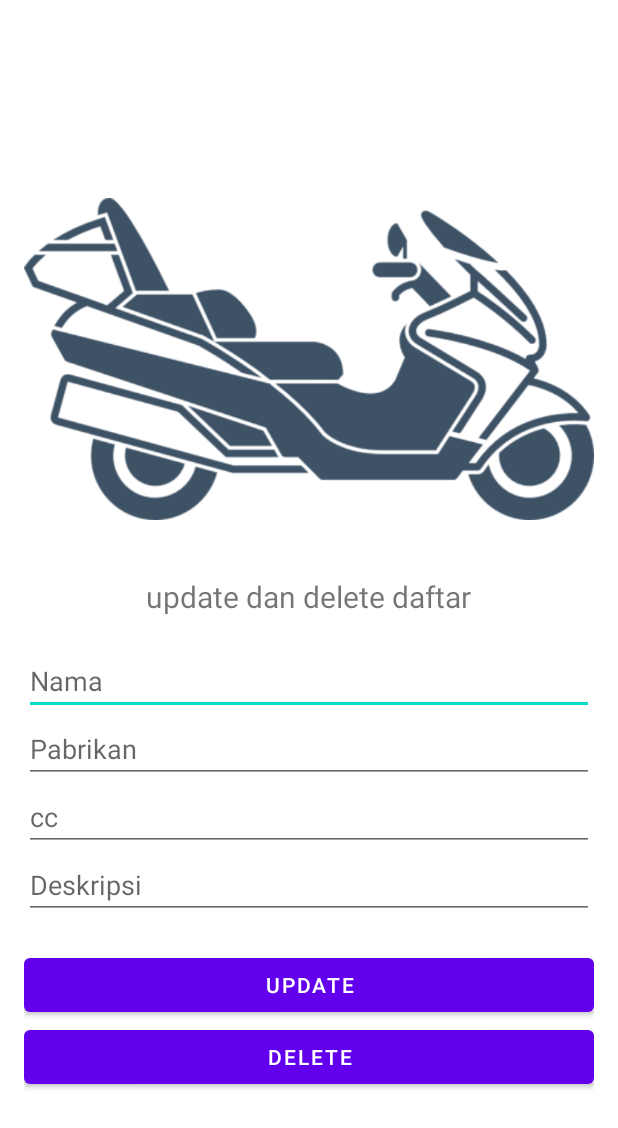
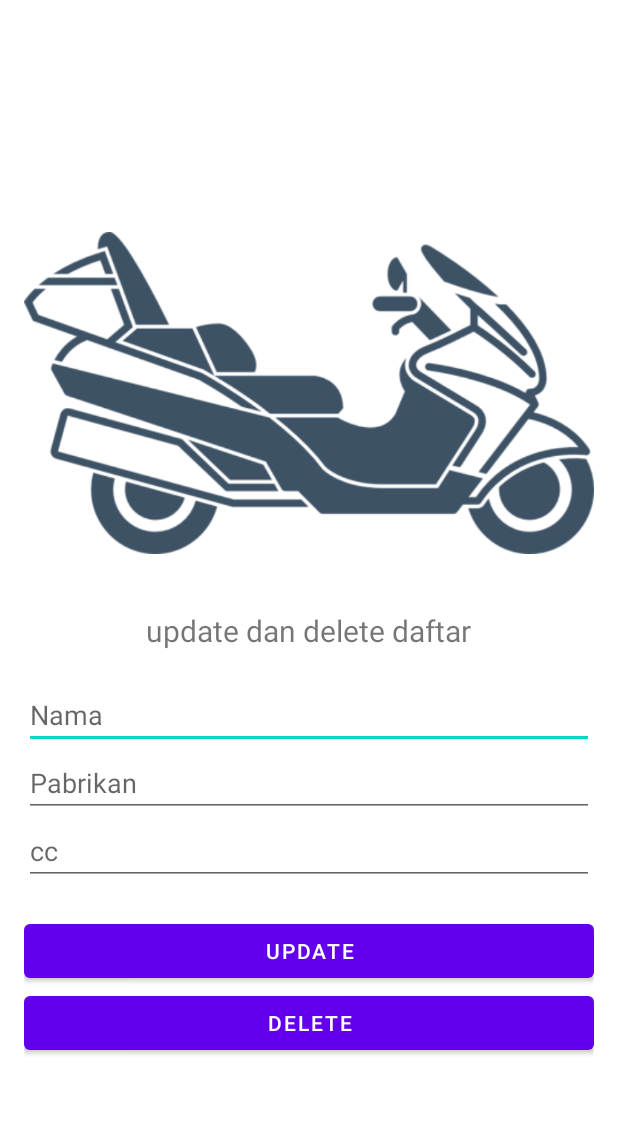
Before and after one commit to Zaint305/1818087-33-Aplikasi-otomotif, an Android app: the MainUpdel screen opened directly, with no data from a screen before it, on a phone screen of 412 x 824 dp. Shown: the top 1128 px of the screen. Run offline under Robolectric (Android 15) with nearby library versions, the phone set to English and light mode, and no system bars.

Commit message:
last of changes done

```diff
--- a/app/src/main/java/com/example/aplikasiotomotif/CustomListAdapter.java
+++ b/app/src/main/java/com/example/aplikasiotomotif/CustomListAdapter.java
@@ -43,12 +43,10 @@ public class CustomListAdapter extends BaseAdapter {
         TextView nama = (TextView) convertView.findViewById(R.id.text_nama);
         TextView pabrikan = (TextView) convertView.findViewById(R.id.text_pab);
         TextView cc = (TextView) convertView.findViewById(R.id.text_cc);
-        TextView deskripsi = (TextView) convertView.findViewById(R.id.text_deskripsi);
         otomotif o = movieItems.get(position);
         nama.setText("Nama : "+ o.get_nama());
         pabrikan.setText("Pabrikan : "+ o.get_pabrik());
         cc.setText("cc : "+ o.get_cc());
-        deskripsi.setText("Deskripsi : "+ o.get_deskrip());
         return convertView;
     }
 }
--- a/app/src/main/java/com/example/aplikasiotomotif/MainRead.java
+++ b/app/src/main/java/com/example/aplikasiotomotif/MainRead.java
@@ -32,7 +32,6 @@ public class MainRead extends AppCompatActivity implements
             judulModel.set_nama(cn.get_nama());
             judulModel.set_pabrik(cn.get_pabrik());
             judulModel.set_cc(cn.get_cc());
-            judulModel.set_deskrip(cn.get_deskrip());
             ListOtomotif.add(judulModel);
             if ((ListOtomotif.isEmpty()))
                 Toast.makeText(MainRead.this, "Tidak ada data",
@@ -49,13 +48,11 @@ public class MainRead extends AppCompatActivity implements
         String Snama = obj_itemDetails.get_nama();
         String Spabrikan = obj_itemDetails.get_pabrik();
         String Scc = obj_itemDetails.get_cc();
-        String Sdeskripsi = obj_itemDetails.get_deskrip();
         Intent goUpdel = new Intent(MainRead.this, MainUpdel.class);
         goUpdel.putExtra("Iid", Sid);
         goUpdel.putExtra("Inama", Snama);
         goUpdel.putExtra("Ipabrikan", Spabrikan);
         goUpdel.putExtra("Icc", Scc);
-        goUpdel.putExtra("Ideskripsi", Sdeskripsi);
         startActivity(goUpdel);
     }
     @Override
@@ -70,7 +67,6 @@ public class MainRead extends AppCompatActivity implements
             judulModel.set_nama(cn.get_nama());
             judulModel.set_pabrik(cn.get_pabrik());
             judulModel.set_cc(cn.get_cc());
-            judulModel.set_deskrip(cn.get_deskrip());
             ListOtomotif.add(judulModel);
             if ((ListOtomotif.isEmpty()))
                 Toast.makeText(MainRead.this, "Tidak ada data",
--- a/app/src/main/java/com/example/aplikasiotomotif/MainUpdel.java
+++ b/app/src/main/java/com/example/aplikasiotomotif/MainUpdel.java
@@ -8,8 +8,8 @@ import android.widget.EditText;
 import android.widget.Toast;
 public class MainUpdel extends AppCompatActivity {
     private MyDatabase db;
-    private String Sid, Snama, Spabrikan, Scc, Sdeskripsi;
-    private EditText Enama, Epabrikan, Ecc, Edeskripsi;
+    private String Sid, Snama, Spabrikan, Scc;
+    private EditText Enama, Epabrikan, Ecc;
     @Override
     protected void onCreate(Bundle savedInstanceState) {
         super.onCreate(savedInstanceState);
@@ -20,15 +20,12 @@ public class MainUpdel extends AppCompatActivity {
         Snama = i.getStringExtra("Inama");
         Spabrikan = i.getStringExtra("Ipabrikan");
         Scc = i.getStringExtra("Icc");
-        Sdeskripsi = i.getStringExtra("Ideskripsi");
         Enama = (EditText) findViewById(R.id.updel_nama);
         Epabrikan = (EditText) findViewById(R.id.updel_pabrikan);
         Ecc = (EditText) findViewById(R.id.updel_cc);
-        Edeskripsi = (EditText) findViewById(R.id.updel_deskripsi);
         Enama.setText(Snama);
         Epabrikan.setText(Spabrikan);
         Ecc.setText(Scc);
-        Edeskripsi.setText(Sdeskripsi);
         Button btnUpdate = (Button) findViewById(R.id.btn_up);
         btnUpdate.setOnClickListener(new View.OnClickListener() {
             @Override
@@ -36,7 +33,6 @@ public class MainUpdel extends AppCompatActivity {
                 Snama = String.valueOf(Enama.getText());
                 Spabrikan = String.valueOf(Epabrikan.getText());
                 Scc = String.valueOf(Ecc.getText());
-                Sdeskripsi = String.valueOf(Edeskripsi.getText());
                 if (Snama.equals("")){
                     Enama.requestFocus();
                     Toast.makeText(MainUpdel.this, "Silahkan isi nama",
@@ -51,13 +47,8 @@ public class MainUpdel extends AppCompatActivity {
                     Toast.makeText(MainUpdel.this, "Silahkan isi cc",
                             Toast.LENGTH_SHORT).show();
                 }
-                else if (Sdeskripsi.equals("")){
-                    Edeskripsi.requestFocus();
-                    Toast.makeText(MainUpdel.this, "Silahkan isi Deskripsi",
-                            Toast.LENGTH_SHORT).show();
-                }
                 else {
-                    db.UpdateOtomotif(new otomotif(Sid, Snama, Spabrikan, Scc, Sdeskripsi));
+                    db.UpdateOtomotif(new otomotif(Sid, Snama, Spabrikan, Scc));
                     Toast.makeText(MainUpdel.this, "Data telah diupdate",
                             Toast.LENGTH_SHORT).show();
                     finish();
@@ -68,7 +59,7 @@ public class MainUpdel extends AppCompatActivity {
         btnDelete.setOnClickListener(new View.OnClickListener() {
             @Override
             public void onClick(View view) {
-                db.DeleteOtomotif(new otomotif(Sid, Snama, Spabrikan, Scc, Sdeskripsi));
+                db.DeleteOtomotif(new otomotif(Sid, Snama, Spabrikan, Scc));
                 Toast.makeText(MainUpdel.this, "Data telah dihapus",
                         Toast.LENGTH_SHORT).show();
                 finish();
--- a/app/src/main/res/layout/activity_main_create.xml
+++ b/app/src/main/res/layout/activity_main_create.xml
@@ -37,11 +37,6 @@
         android:hint="cc"
         android:layout_width="match_parent"
         android:layout_height="wrap_content" />
-    <EditText
-        android:id="@+id/create_deskripsi"
-        android:hint="Deskripsi"
-        android:layout_width="match_parent"
-        android:layout_height="wrap_content" />
     <Button
         android:id="@+id/create_btn"
         android:layout_marginTop="20dp"
--- a/app/src/main/res/layout/activity_main_updel.xml
+++ b/app/src/main/res/layout/activity_main_updel.xml
@@ -36,11 +36,6 @@
         android:hint="cc"
         android:layout_width="match_parent"
         android:layout_height="wrap_content" />
-    <EditText
-        android:id="@+id/updel_deskripsi"
-        android:hint="Deskripsi"
-        android:layout_width="match_parent"
-        android:layout_height="wrap_content" />
     <Button
         android:id="@+id/btn_up"
         android:layout_marginTop="20dp"
```
Also changed, not shown: app/src/main/java/com/example/aplikasiotomotif/MainCreate.java (+4 -10 lines), app/src/main/java/com/example/aplikasiotomotif/MyDatabase.java (+1 -6 lines), app/src/main/java/com/example/aplikasiotomotif/otomotif.java (+2 -9 lines), app/src/main/res/layout/custom_list.xml (+1 -9 lines).
